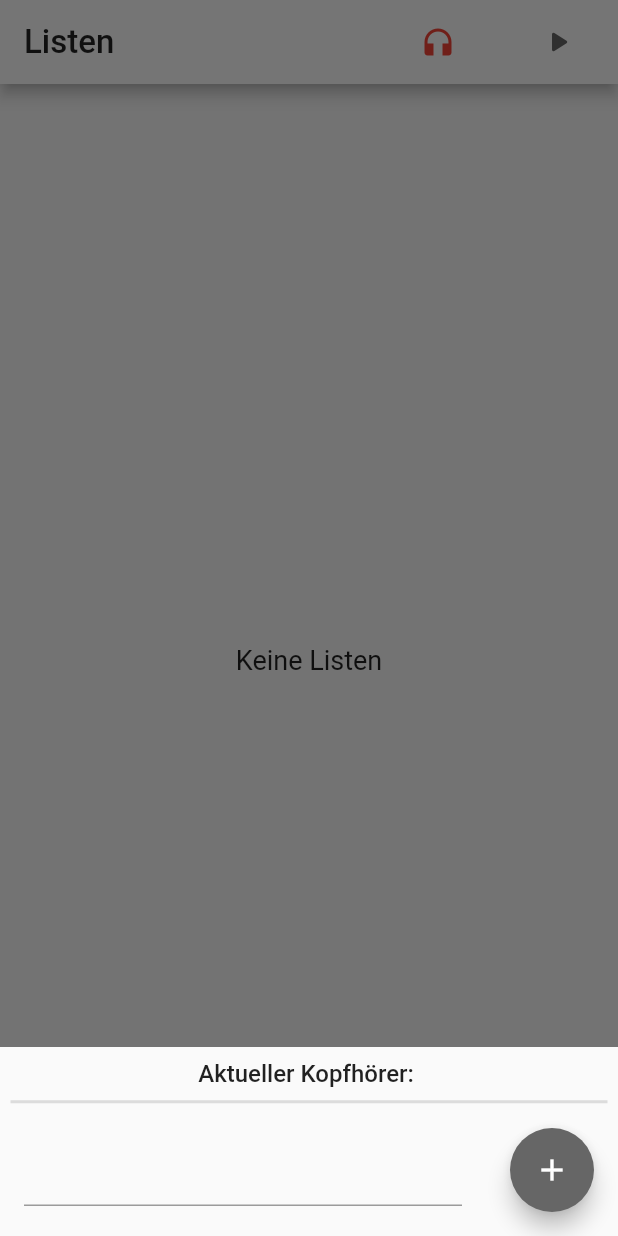
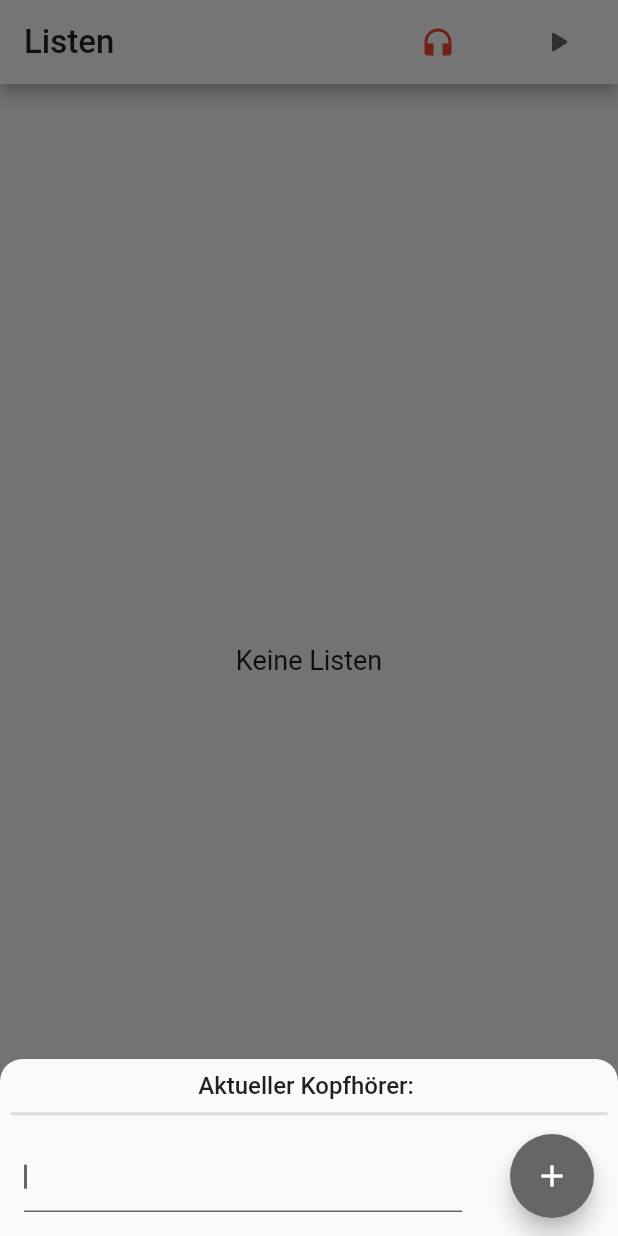
Before and after one commit to eric-bra/Flutter_List_App, a Flutter app: the screen it shows after launch, after a tap on the "headphones" icon, on a phone screen of 412 x 824 dp. Run offline on Flutter 3.47's test engine with Material 2 defaults, Android fonts, the phone set to English and light mode, and no system bars; our stand-ins replace flutter_tts, shared_preferences, sqflite; missing offline and left inert: esense_flutter; accounts and stored records are empty.

Commit message:
Cosmetic changes so that the landscape mode is improved and minor bugfixes.

```diff
--- a/lib/main.dart
+++ b/lib/main.dart
@@ -6,7 +6,7 @@ import 'package:listapp/DataManaging/esense_handler.dart';
 import 'package:listapp/DataManaging/tts_handler.dart';
 import 'package:listapp/widgets/homepage.dart';
 
-import 'cutom_theme.dart';
+import 'custom_theme.dart';
 
 void main() {
   WidgetsFlutterBinding.ensureInitialized();
--- a/lib/widgets/connection_indicator.dart
+++ b/lib/widgets/connection_indicator.dart
@@ -1,7 +1,7 @@
 import 'package:flutter/material.dart';
 import 'package:listapp/DataManaging/esense_handler.dart';
 
-import '../cutom_theme.dart';
+import '../custom_theme.dart';
 import 'add_button.dart';
 
 class ConnectionIndicator extends StatefulWidget {
@@ -17,6 +17,9 @@ class _ConnectionIndicatorState extends State<ConnectionIndicator> {
   void _changeName() async {
     var name = await _eSense.eSenseName;
     showModalBottomSheet(
+        shape: const RoundedRectangleBorder(
+            borderRadius: BorderRadius.vertical(top: Radius.circular(15.0))),
+        isScrollControlled: true,
         context: context,
         builder: (context) {
           return ChangeNameDialog(
@@ -66,6 +69,7 @@ class _ChangeNameDialogState extends State<ChangeNameDialog> {
   Widget build(BuildContext context) {
     return Padding(
         padding: MediaQuery.of(context).viewInsets,
+        child: SafeArea(
             child: Column(
           mainAxisSize: MainAxisSize.min,
           children: [
@@ -89,18 +93,36 @@ class _ChangeNameDialogState extends State<ChangeNameDialog> {
                 Expanded(
                   child: Padding(
                       padding: const EdgeInsets.all(16.0),
-                  child: TextField(
+                      child: CustomTheme.current(context) == CustomTheme.light
+                          ? TextField(
+                        autofocus: true,
                         onChanged: (text) => setState(() {
                           _val = text;
                         }),
                         onSubmitted: (text) {
                           _val = text;
                         },
-                    style: const TextStyle(fontSize: 20),
+                        cursorColor: const Color(0xff666666),
+                        decoration: const InputDecoration(
+                          focusedBorder: UnderlineInputBorder(
+                            borderSide: BorderSide(color: Color(0xff666666)),
                           ),
+                        ),
+                        style: Theme.of(context).textTheme.bodyText1,
+                      )
+                          : TextField(
+                        autofocus: true,
+                        onChanged: (text) => setState(() {
+                          _val = text;
+                        }),
+                        onSubmitted: (text) {
+                          _val = text;
+                        },
+                        style: Theme.of(context).textTheme.bodyText1,
                       )),
+                ),
                 Padding(
-                    padding: const EdgeInsets.all(16.0),
+                    padding: const EdgeInsets.fromLTRB(16, 8, 16, 8),
                     child: AddButton(onPressed: () {
                       widget.onFinish(_val);
                       Navigator.of(context).pop();
@@ -108,6 +130,6 @@ class _ChangeNameDialogState extends State<ChangeNameDialog> {
               ],
             )
           ],
-        ));
+        )));
   }
 }
--- a/lib/widgets/homepage.dart
+++ b/lib/widgets/homepage.dart
@@ -8,7 +8,7 @@ import 'package:listapp/widgets/speech_controllers/hp_movement_speech_controller
 import 'package:listapp/widgets/speech_controllers/hp_touch_speech_controller.dart';
 import 'package:listapp/widgets/todo_listing.dart';
 
-import '../cutom_theme.dart';
+import '../custom_theme.dart';
 import 'add_todo_dialog.dart';
 import 'list_card.dart';
 
@@ -37,6 +37,9 @@ class _HomePageState extends State<HomePage> {
 
   void _createNewTodoList(BuildContext context) {
     showModalBottomSheet(
+        shape: const RoundedRectangleBorder(
+            borderRadius: BorderRadius.vertical(top: Radius.circular(15.0))),
+        isScrollControlled: true,
         context: context,
         builder: (context) {
           return AddToDoDialog(onFinish: _addTodoList);
@@ -86,6 +89,10 @@ class _HomePageState extends State<HomePage> {
 
   @override
   Widget build(BuildContext context) {
+      return buildScaffold();
+  }
+
+  Widget buildScaffold() {
     return Scaffold(
       appBar: AppBar(
         actions: [
@@ -110,7 +117,8 @@ class _HomePageState extends State<HomePage> {
                   : null)),
         ),
       ),
-      body: FutureBuilder<List<ToDoList>>(
+      body: SafeArea(
+            child: FutureBuilder<List<ToDoList>>(
               future: _db.todoLists(),
               initialData: List.empty(),
               builder: (context, snapshot) {
@@ -130,7 +138,7 @@ class _HomePageState extends State<HomePage> {
                 List<ToDoList> toDoLists = snapshot.data!;
                 return buildList(toDoLists, context);
               },
-      ),
+            )),
       floatingActionButton: AddButton(
         onPressed: () {
           _createNewTodoList(context);
--- a/lib/widgets/todo_listing.dart
+++ b/lib/widgets/todo_listing.dart
@@ -7,7 +7,7 @@ import 'package:listapp/widgets/add_todo_dialog.dart';
 import 'package:listapp/widgets/speech_controllers/listings_touch_speech_controller.dart';
 import 'package:listapp/widgets/todolisttile.dart';
 
-import '../cutom_theme.dart';
+import '../custom_theme.dart';
 import 'connection_indicator.dart';
 import 'speech_controllers/listings_movement_speech_controller.dart';
 
@@ -63,6 +63,7 @@ class _ToDoListingState extends State<ToDoListing> {
 
   void _createNewTodo(BuildContext context) {
     showModalBottomSheet(
+        isScrollControlled: true,
         context: context,
         builder: (context) {
           return AddToDoDialog(onFinish: _addTodo);
--- a/lib/widgets/todolisttile.dart
+++ b/lib/widgets/todolisttile.dart
@@ -1,5 +1,5 @@
 import 'package:flutter/material.dart';
-import 'package:listapp/cutom_theme.dart';
+import 'package:listapp/custom_theme.dart';
 import 'package:listapp/model/todo.dart';
 
 class ToDoListTile extends StatelessWidget {
```
Also changed, not shown: lib/widgets/add_todo_dialog.dart (+25 -5 lines), lib/custom_theme.dart (renamed from lib/cutom_theme.dart). Lines whose indentation alone changed are shown as unchanged.
